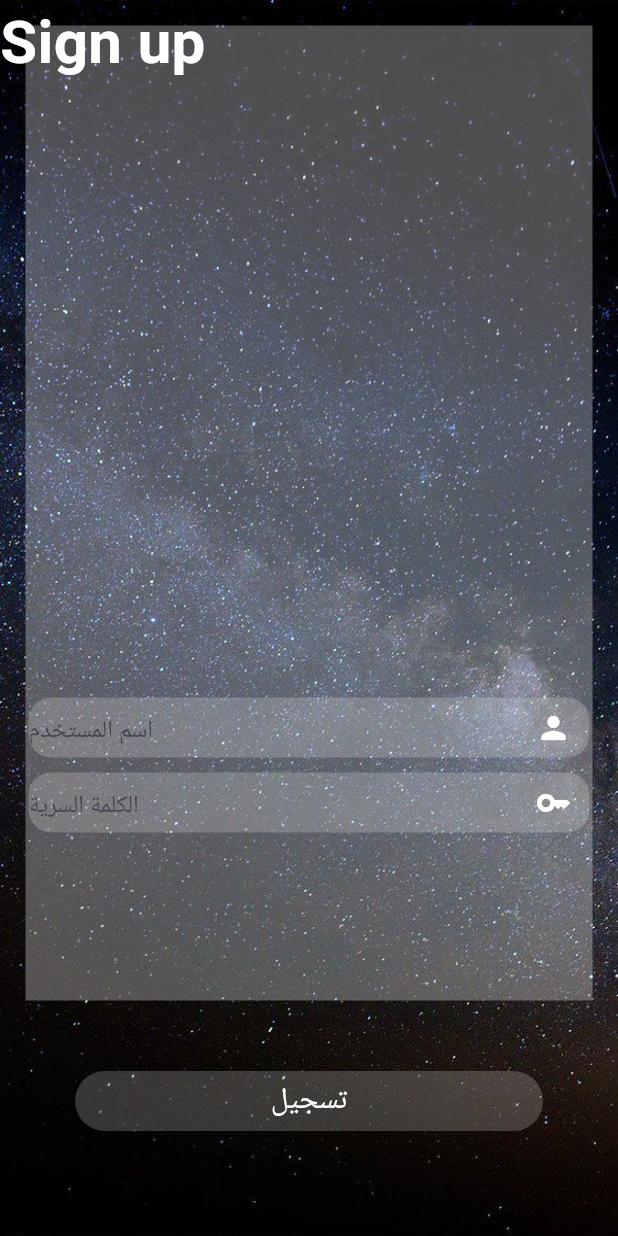
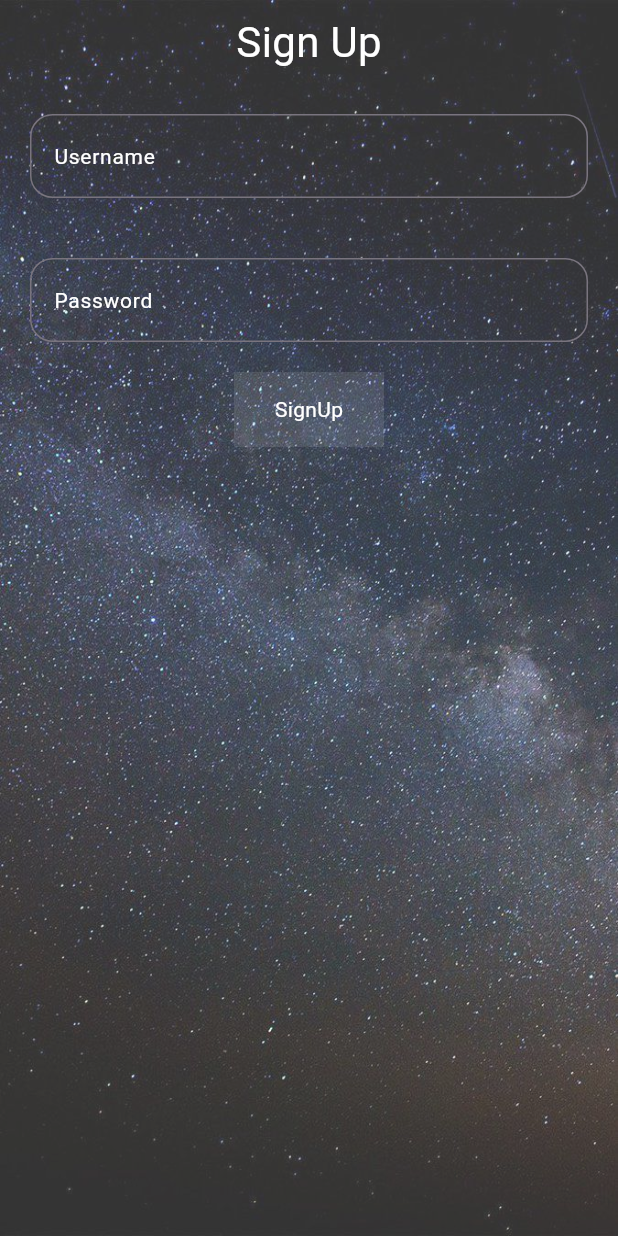
Before and after one commit to Abdalaziztll/repo, a Flutter app: the screen it shows after launch, on a phone screen of 412 x 824 dp. Run offline on Flutter 3.47's test engine with Material 3 defaults, Android fonts, the phone set to English and light mode, and no system bars; our stand-ins replace lottie, syncfusion_flutter_charts; missing offline and left inert: syncfusion_flutter_pdfviewer.

Commit message:
fix some issue

```diff
--- a/lib/modules/Schame.dart
+++ b/lib/modules/Schame.dart
@@ -9,7 +9,8 @@ class Schame extends StatelessWidget {
 
   @override
   Widget build(BuildContext context) {
-    return  Scaffold(body: Container(
+    return Scaffold(
+      body: Container(
         width: double.infinity,
         height: double.infinity,
         decoration: BoxDecoration(
@@ -19,35 +20,27 @@ class Schame extends StatelessWidget {
           ),
           fit: BoxFit.fill,
         )),
+        child: SingleChildScrollView(
           child: Column(
             children: [
-
-
               Center(
-
                 child: Container(
                   width: 400,
                   height: 400,
-                child:SfCartesianChart(
-
-
-
-
+                  child: SfCartesianChart(
                     primaryXAxis: CategoryAxis(),
                     primaryYAxis: NumericAxis(),
                     series: <ChartSeries>[
                       ColumnSeries<Levels, String>(
                         dataSource: GetColumnData(),
                         xValueMapper: (Levels l, _) => l.LevelNameForClassLevel,
-                  yValueMapper: (Levels l, _) => l.TheValueOfAdvancedInLevel,
-
+                        yValueMapper: (Levels l, _) =>
+                            l.TheValueOfAdvancedInLevel,
                       ),
                     ],
-
                   ),
                 ),
-             )
-             ,
+              ),
               // Padding(
               //   padding: const EdgeInsets.all(8.0),
               //   child: Row(
@@ -125,6 +118,8 @@ class Schame extends StatelessWidget {
               // ),
             ],
           ),
-        ));
+        ),
+      ),
+    );
   }
 }
--- a/lib/questionPage.dart
+++ b/lib/questionPage.dart
@@ -158,9 +158,8 @@ class _questionPageState extends State<questionPage> {
                     showDialog(
                         context: context,
                         builder: (context) => AlertDialog(
-
                               title: Padding(
-                                padding: const EdgeInsets.only(left:70),
+                                padding: const EdgeInsets.only(left: 70),
                                 child: Text(":النتيجة"),
                               ),
                               content: SizedBox(
@@ -181,21 +180,41 @@ class _questionPageState extends State<questionPage> {
                                       ),
                                       Row(
                                         children: [
-                                      SizedBox(width: 40,
+                                          SizedBox(
+                                            width: 40,
                                             height: 40,
                                             child: LottieBuilder.network(
-                                            "https://lottie.host/98c266de-6ece-4241-ac54-28bf9c01f625/PsVNxD1ekr.json"),
+                                              "https://lottie.host/98c266de-6ece-4241-ac54-28bf9c01f625/PsVNxD1ekr.json",
+                                              errorBuilder:
+                                                  (context, error, stackTrace) {
+                                                // ! add error builder make your app useful when it on offline mode
+                                                return Icon(Icons.check);
+                                              },
+                                            ),
                                           ),
                                           Text(" عدد الاجابات الخاطئة :" +
                                               "${incorrect_counter} ")
                                         ],
-
                                       )
                                     ],
                                   )),
-                              actions: [TextButton(onPressed: (){
-                                Navigator.push(context, MaterialPageRoute(builder: (context)=>Levels(LevelNameForClassLevel: "", TheValueOfAdvancedInLevel: 0)));
-                              }, child: Text("حسناً"))],
+                              actions: [
+                                TextButton(
+                                    onPressed: () {
+                                      // ! We Must use Navigator.pop
+                                      // ! because it make nested route like this
+                                      // Navigator.push(
+                                      //   context,
+                                      //   MaterialPageRoute(
+                                      //     builder: (context) => Levels(
+                                      //         LevelNameForClassLevel: "",
+                                      //         TheValueOfAdvancedInLevel: 0),
+                                      //   ),
+                                      // );
+                                      Navigator.pop(context);
+                                    },
+                                    child: Text("حسناً"))
+                              ],
                             ));
                   },
                   child: Text(
--- a/lib/signup.dart
+++ b/lib/signup.dart
@@ -18,113 +18,60 @@ class signup extends StatelessWidget {
                   ),
                   //   opacity: 0.7,
                   fit: BoxFit.fill)),
-        child: Stack(
+          child: Container(
+            decoration: BoxDecoration(color: Colors.white.withOpacity(0.2)),
+            child: Column(
               children: [
                 Padding(
-              padding: const EdgeInsets.all(17.0),
-              child: Expanded(
-                child: Container(
-                  height: 650,
-
-                  decoration: BoxDecoration(color: Colors.white.withOpacity(0.3)),
+                  padding: const EdgeInsets.all(8.0),
+                  child: Text(
+                    "Sign Up",
+                    style: TextStyle(fontSize: 28, color: Colors.white),
                   ),
                 ),
-            ),
-            Container(
-              child: Text(
-                "Sign up",
-                style: TextStyle(
-                    fontWeight: FontWeight.w700,
-                    color: Colors.white,
-                    fontSize: 40),
+                Padding(
+                  padding: const EdgeInsets.all(20),
+                  child: TextField(
+                    decoration: InputDecoration(
+                        hintStyle: TextStyle(color: Colors.white, fontSize: 14),
+                        hintText: 'Username',
+                        border: OutlineInputBorder(
+                            borderRadius: BorderRadius.circular(15))),
                   ),
                 ),
-            Positioned(
-              left: 0,
-              right: 0,
-              bottom: 300,
-              child: Padding(
-                padding: const EdgeInsets.all(19.0),
-                child: Container(
-                  height: 40,
-                  width: 100,
-                  decoration: BoxDecoration(
-                    borderRadius: BorderRadius.circular(15),
-                    color: Colors.white.withOpacity(0.2),
-                  ),
-                  child: SizedBox(
-                    width: 100,
-                    height: 40,
+                Padding(
+                  padding: const EdgeInsets.all(20),
                   child: TextField(
                     decoration: InputDecoration(
-                         suffixIcon:Icon(Icons.person,color: Colors.white,),
-                        border: InputBorder.none,
-                        hintText: "اسم المستخدم",
+                        hintStyle: TextStyle(color: Colors.white, fontSize: 14),
+                        hintText: 'Password',
+                        border: OutlineInputBorder(
+                            borderRadius: BorderRadius.circular(15))),
                   ),
                 ),
-                  ),
-                ),
-              ),
-            ),
-            ////////////////
-            Positioned(
-              left: 0,
-              right: 0,
-              bottom: 250,
-              child: Padding(
-                padding: const EdgeInsets.all(19.0),
-                child: Container(
-                  height: 40,
-                  width: 100,
-                  decoration: BoxDecoration(
-                    borderRadius: BorderRadius.circular(15),
-                    color: Colors.white.withOpacity(0.2),
-                  ),
-                  child: SizedBox(
-                    width: 100,
-                    height: 40,
-                    child: TextField(
-                      decoration: InputDecoration(
-
-                        border: InputBorder.none,
-                        suffixIcon:Icon(Icons.key,color: Colors.white,),
-                     //    suffix: Text('Password', style: TextStyle(fontSize: 18)),
-                        hintText: "الكلمة السرية"
-                        ,
-
-                      ),
-                    ),
-                  ),
-                ),
-              ),
-            ),
-            Positioned(
-              bottom: 70,
-              left: 50,
-              right: 50,
-              child: InkWell(
+                InkWell(
                     onTap: () {
                       Navigator.push(
                         context,
-                      MaterialPageRoute(builder:(context)=>HomePage1() )
+                        MaterialPageRoute(
+                          builder: (context) => HomePage1(),
+                        ),
                       );
-
                     },
                     child: Container(
-                      decoration: BoxDecoration(
-                          color: Colors.white.withOpacity(0.2),
-                          borderRadius: BorderRadius.circular(20)),
-                      height: 40,
-                      width: 70,
+                      color: Colors.white.withOpacity(0.1),
+                      width: 100,
+                      height: 50,
                       child: Center(
                         child: Text(
-                        "تسجيل",
-                        style: TextStyle(color: Colors.white, fontSize: 20),
-                      )))),
-            )
+                          "SignUp",
+                          style: TextStyle(color: Colors.white, fontSize: 14),
+                        ),
+                      ),
+                    ),)
               ],
             ),
-      ),
+          )),
     );
   }
 }
```
Also changed, not shown: lib/HomePage1.dart (+11 -14 lines), lib/levels.dart (+57 -24 lines), lib/modules/HomePage2.dart (+6 -15 lines), lib/modules/ProfilePage.dart (+10 -4 lines), lib/testFromYourChoice.dart (+10 -10 lines), pubspec.lock. Lines whose indentation alone changed are shown as unchanged.
